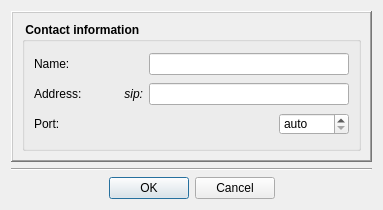
Before: the Qt Designer form Homer/forms/Dialogs/ContactEditDialog.ui in Homer-Conferencing/Homer-Conferencing, drawn with Qt 5.
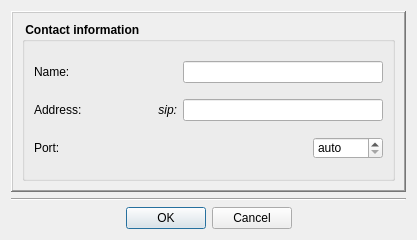
After: the same form once the commit is applied. Icons and pictures are not drawn.

The edit to the form file:
```diff
--- a/Homer/forms/Dialogs/ContactEditDialog.ui
+++ b/Homer/forms/Dialogs/ContactEditDialog.ui
@@ -6,8 +6,8 @@
    <rect>
     <x>0</x>
     <y>0</y>
-    <width>383</width>
-    <height>210</height>
+    <width>417</width>
+    <height>240</height>
    </rect>
   </property>
   <property name="sizePolicy">
@@ -113,7 +113,6 @@
              </property>
              <property name="font">
               <font>
-               <pointsize>9</pointsize>
                <weight>50</weight>
                <bold>false</bold>
               </font>
@@ -204,7 +203,6 @@
              </property>
              <property name="font">
               <font>
-               <pointsize>9</pointsize>
                <weight>50</weight>
                <bold>false</bold>
               </font>
@@ -278,7 +276,6 @@
              </property>
              <property name="font">
               <font>
-               <pointsize>9</pointsize>
                <weight>50</weight>
                <bold>false</bold>
               </font>
```
